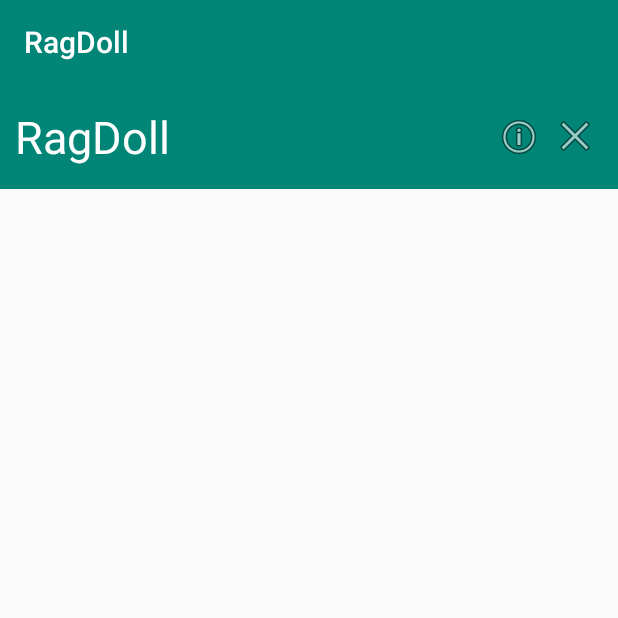
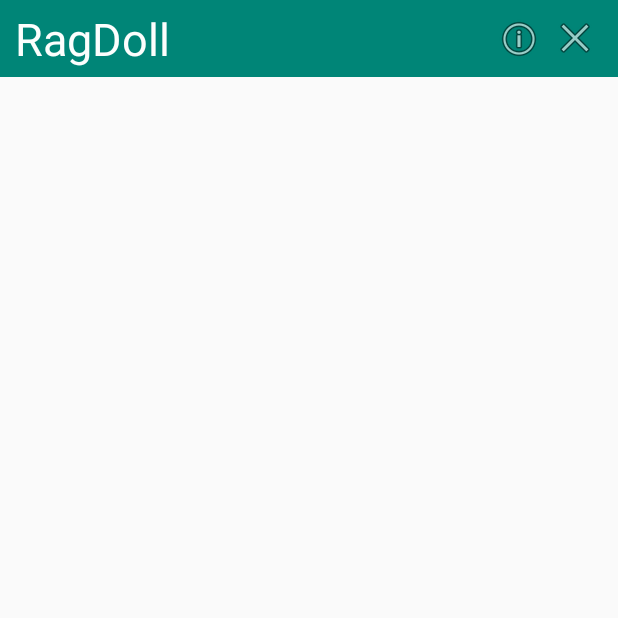
Before and after one commit to winston86zhu/Java-RagDoll-Spyderman, an Android app: the screen it shows after launch (MainActivity), on a phone screen of 412 x 824 dp, the top half of it. Run offline under Robolectric (Android 15) with nearby library versions, the phone set to English and light mode, and no system bars.

Commit message:
Basic Setup XML

```diff
--- a/app/src/main/AndroidManifest.xml
+++ b/app/src/main/AndroidManifest.xml
@@ -11,7 +11,9 @@
         android:theme="@style/AppTheme">
         <activity
             android:name=".MainActivity"
-            android:label="@string/app_name">
+            android:label="@string/app_name"
+            android:theme="@style/AppTheme.NoActionBar"
+            android:configChanges="orientation|screenSize|keyboardHidden">
             <intent-filter>
                 <action android:name="android.intent.action.MAIN" />
 
--- a/app/src/main/res/layout/activity_main.xml
+++ b/app/src/main/res/layout/activity_main.xml
@@ -1,50 +1,17 @@
 <?xml version="1.0" encoding="utf-8"?>
-<LinearLayout xmlns:android="http://schemas.android.com/apk/res/android"
+<RelativeLayout
+    android:id="@+id/main_layout"
+    xmlns:android="http://schemas.android.com/apk/res/android"
     xmlns:tools="http://schemas.android.com/tools"
-    android:id="@+id/action_bar"
+    xmlns:app="http://schemas.android.com/apk/res-auto"
     android:layout_width="match_parent"
-    android:layout_height="70dp"
-    android:background="?attr/colorPrimary"
-    android:orientation="horizontal">
+    android:layout_height="match_parent"
+    tools:context=".MainActivity">
 
-    <LinearLayout
-        android:layout_width="fill_parent"
-        android:layout_height="match_parent"
-        android:background="?attr/colorPrimary"
-        android:gravity="center_vertical"
-        android:orientation="horizontal">
 
-        <TextView
-            android:id="@+id/topbar_text"
-            android:layout_width="114dp"
-            android:layout_height="wrap_content"
-            android:layout_marginLeft="10dp"
-            android:text="@string/app_name"
-            android:textColor="#FCFFFFFF"
-            android:textSize="30sp" />
-
-        <Space
-            android:id="@+id/top_bar_space"
-            android:layout_width="200dp"
-            android:layout_height="wrap_content" />
-
-        <ImageButton
-            android:id="@+id/load"
-            android:layout_width="43dp"
-            android:layout_height="51dp"
-            android:background="?attr/selectableItemBackgroundBorderless"
-            android:contentDescription="@android:string/selectAll"
-            android:src="@android:drawable/ic_menu_info_details"
-            tools:targetApi="o_mr1" />
-
-        <ImageButton
-            android:id="@+id/clear"
-            android:layout_width="wrap_content"
-            android:layout_height="wrap_content"
-            android:background="?attr/selectableItemBackgroundBorderless"
-            android:contentDescription="@string/clear"
-            android:src="@android:drawable/ic_menu_close_clear_cancel" />
-
-    </LinearLayout>
-
-</LinearLayout>
+    <include
+        layout="@layout/top_bar"
+        android:layout_width="match_parent"
+        android:layout_height="wrap_content"
+        android:visibility="visible" />
+</RelativeLayout>
--- /dev/null
+++ b/app/src/main/res/layout/top_bar.xml
@@ -0,0 +1,50 @@
+<?xml version="1.0" encoding="utf-8"?>
+<LinearLayout xmlns:android="http://schemas.android.com/apk/res/android"
+    xmlns:tools="http://schemas.android.com/tools"
+    android:id="@+id/act_bar"
+    android:layout_width="match_parent"
+    android:layout_height="70dp"
+    android:background="?attr/colorPrimary"
+    android:orientation="horizontal">
+
+    <LinearLayout
+        android:layout_width="fill_parent"
+        android:layout_height="match_parent"
+        android:background="?attr/colorPrimary"
+        android:gravity="center_vertical"
+        android:orientation="horizontal">
+
+        <TextView
+            android:id="@+id/topbar_text"
+            android:layout_width="114dp"
+            android:layout_height="wrap_content"
+            android:layout_marginLeft="10dp"
+            android:text="@string/app_name"
+            android:textColor="#FCFFFFFF"
+            android:textSize="30sp" />
+
+        <Space
+            android:id="@+id/top_bar_space"
+            android:layout_width="200dp"
+            android:layout_height="wrap_content" />
+
+        <ImageButton
+            android:id="@+id/load"
+            android:layout_width="43dp"
+            android:layout_height="51dp"
+            android:background="?attr/selectableItemBackgroundBorderless"
+            android:contentDescription="@android:string/selectAll"
+            android:src="@android:drawable/ic_menu_info_details"
+            tools:targetApi="o_mr1" />
+
+        <ImageButton
+            android:id="@+id/clear"
+            android:layout_width="wrap_content"
+            android:layout_height="wrap_content"
+            android:background="?attr/selectableItemBackgroundBorderless"
+            android:contentDescription="@string/clear"
+            android:src="@android:drawable/ic_menu_close_clear_cancel" />
+
+    </LinearLayout>
+
+</LinearLayout>
--- a/app/src/main/res/values/styles.xml
+++ b/app/src/main/res/values/styles.xml
@@ -8,4 +8,13 @@
         <item name="colorAccent">@color/colorAccent</item>
     </style>
 
+    <style name="AppTheme.NoActionBar">
+        <item name="windowActionBar">false</item>
+        <item name="windowNoTitle">true</item>
+    </style>
+
+    <style name="AppTheme.AppBarOverlay" parent="ThemeOverlay.AppCompat.Dark.ActionBar" />
+
+    <style name="AppTheme.PopupOverlay" parent="ThemeOverlay.AppCompat.Light" />
+
 </resources>
```
Also changed, not shown: app/src/main/java/com/example/ragdoll/MainActivity.java (+0 -29 lines).
